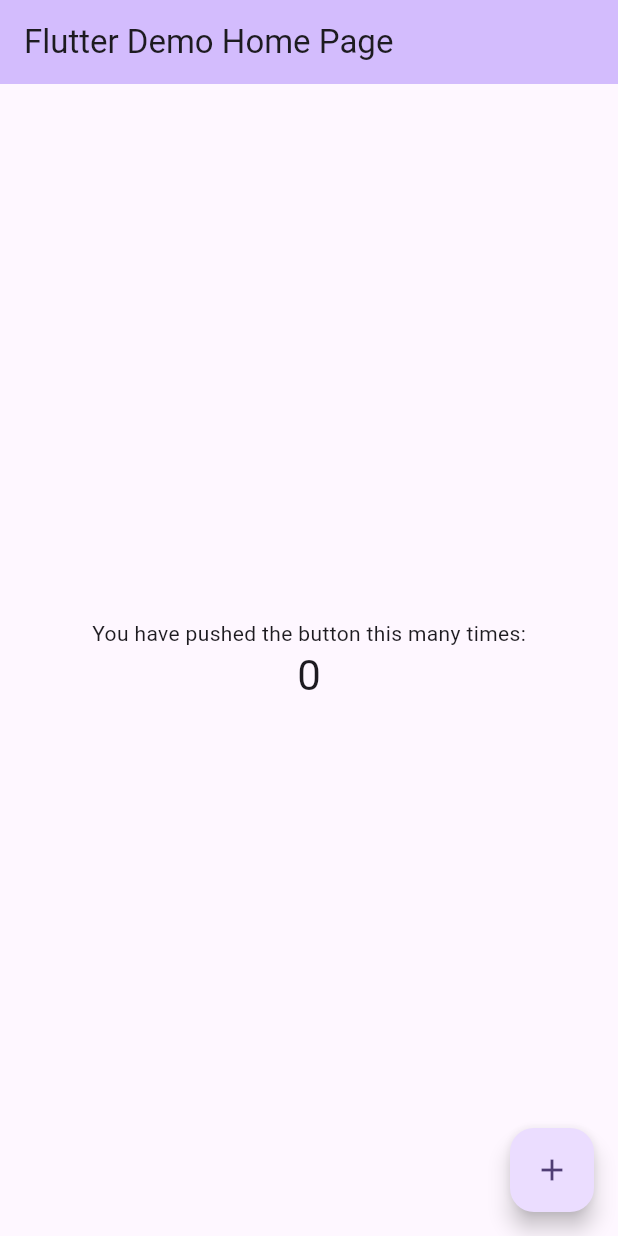
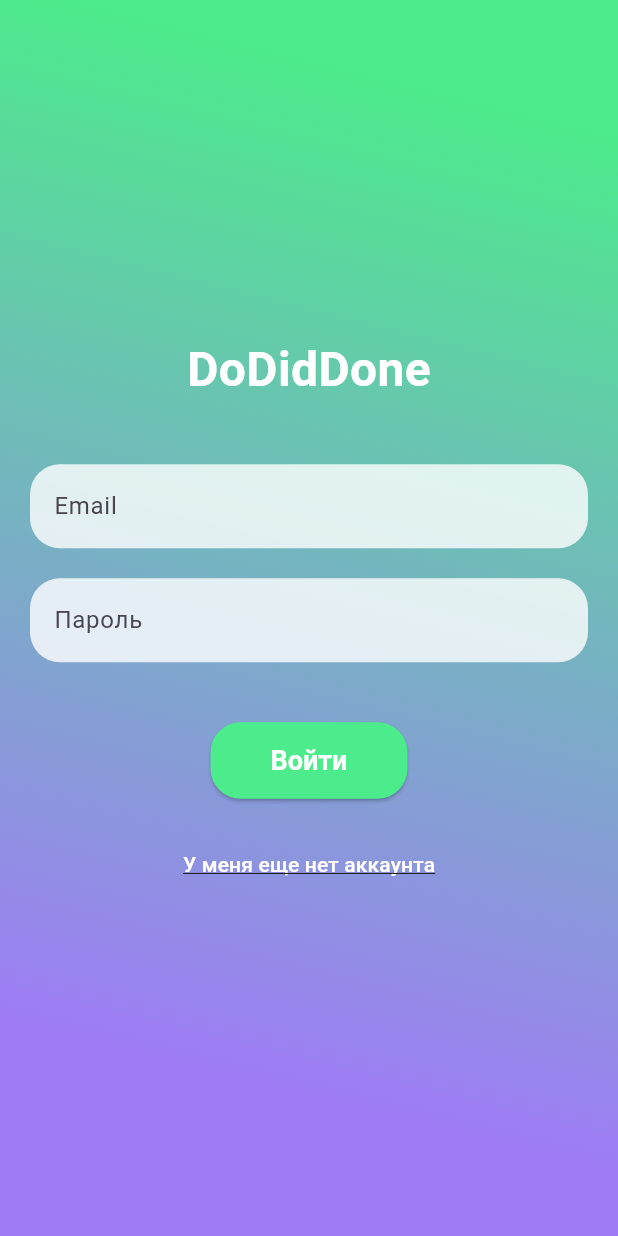
Before and after one commit to Leonid1771/zc_dodiddone, a Flutter app: the screen it shows after launch, on a phone screen of 412 x 824 dp. Run offline on Flutter 3.47's test engine with Material 3 defaults, Android fonts, the phone set to English and light mode, and no system bars.

Commit message:
login_page

```diff
--- a/lib/app/app.dart
+++ b/lib/app/app.dart
@@ -1,6 +1,6 @@
-
 import 'package:flutter/material.dart';
-import 'package:zc_dodiddone/pages/my_home_page.dart';
+import 'package:zc_dodiddone/pages/login_page.dart';
+import 'package:zc_dodiddone/theme/theme.dart';
 
 class MyApp extends StatelessWidget {
   const MyApp({super.key});
@@ -9,11 +9,8 @@ class MyApp extends StatelessWidget {
   Widget build(BuildContext context) {
     return MaterialApp(
       title: 'Flutter Demo',
-      theme: ThemeData(
-        colorScheme: ColorScheme.fromSeed(seedColor: Colors.deepPurple),
-        useMaterial3: true,
-      ),
-      home: const MyHomePage(title: 'Flutter Demo Home Page'),
+      theme: DoDidDoneTheme.lightTheme,
+      home: const LoginPage(),
     );
   }
 }
--- /dev/null
+++ b/lib/pages/login_page.dart
@@ -0,0 +1,127 @@
+import 'package:flutter/material.dart';
+import 'package:zc_dodiddone/theme/theme.dart';
+
+class LoginPage extends StatefulWidget {
+  const LoginPage({Key? key}) : super(key: key);
+
+  @override
+  State<LoginPage> createState() => _LoginPageState();
+}
+
+class _LoginPageState extends State<LoginPage> {
+  bool _isSignIn = true; // Флаг, определяющий режим: true - вход, false - регистрация
+
+  @override
+  Widget build(BuildContext context) {
+    final primaryColor = DoDidDoneTheme.lightTheme.colorScheme.primary;
+    final secondaryColor = DoDidDoneTheme.lightTheme.colorScheme.secondary;
+
+    return Scaffold(
+      body: Container(
+        decoration: BoxDecoration(
+          gradient: LinearGradient(
+            begin: Alignment.topRight,
+            end: Alignment.bottomCenter,
+            colors: _isSignIn
+                ? [secondaryColor, primaryColor] // Градиент от secondary к primary для входа
+                : [primaryColor, secondaryColor], // Градиент от primary к secondary для регистрации
+            stops: const [0.1, 0.9], // Основной цвет занимает 90% пространства
+          ),
+        ),
+        child: Padding(
+          padding: const EdgeInsets.all(20.0),
+          child: Column(
+            mainAxisAlignment: MainAxisAlignment.center,
+            children: [
+              const Text(
+                'DoDidDone',
+                style: TextStyle(
+                  fontSize: 32,
+                  fontWeight: FontWeight.bold,
+                  color: Colors.white,
+                ),
+              ),
+              const SizedBox(height: 40),
+              TextField(
+                decoration: InputDecoration(
+                  hintText: 'Email',
+                  filled: true,
+                  fillColor: Colors.white.withOpacity(0.8),
+                  border: OutlineInputBorder(
+                    borderRadius: BorderRadius.circular(20),
+                    borderSide: BorderSide.none,
+                  ),
+                ),
+              ),
+              const SizedBox(height: 20),
+              TextField(
+                obscureText: true, // Скрывает текст для пароля
+                decoration: InputDecoration(
+                  hintText: 'Пароль',
+                  filled: true,
+                  fillColor: Colors.white.withOpacity(0.8),
+                  border: OutlineInputBorder(
+                    borderRadius: BorderRadius.circular(20),
+                    borderSide: BorderSide.none,
+                  ),
+                ),
+              ),
+              if (!_isSignIn) // Показываем поле "Повторить пароль" только при регистрации
+                const SizedBox(height: 20),
+              if (!_isSignIn) // Показываем поле "Повторить пароль" только при регистрации
+                TextField(
+                  obscureText: true, // Скрывает текст для пароля
+                  decoration: InputDecoration(
+                    hintText: 'Повторить пароль',
+                    filled: true,
+                    fillColor: Colors.white.withOpacity(0.8),
+                    border: OutlineInputBorder(
+                      borderRadius: BorderRadius.circular(20),
+                      borderSide: BorderSide.none,
+                    ),
+                  ),
+                ),
+              const SizedBox(height: 40),
+              ElevatedButton(
+                onPressed: () {
+                  // Обработка логики входа/регистрации
+                },
+                style: ElevatedButton.styleFrom(
+                  backgroundColor: _isSignIn ? secondaryColor : primaryColor,
+                  padding: const EdgeInsets.symmetric(horizontal: 40, vertical: 15),
+                  textStyle: const TextStyle(
+                    fontSize: 18,
+                    fontWeight: FontWeight.bold,
+                    color: Colors.white, // Цвет текста белый
+                  ),
+                  shape: RoundedRectangleBorder(
+                    borderRadius: BorderRadius.circular(20),
+                  ),
+                ),
+                child: Text(_isSignIn ? 'Войти' : 'Зарегистрироваться'),
+              ),
+
+              const SizedBox(height: 20),
+              TextButton(
+                onPressed: () {
+                  setState(() {
+                    _isSignIn = !_isSignIn; // Переключение режима
+                  });
+                },
+                child: Text(
+                  _isSignIn
+                      ? 'У меня еще нет аккаунта'
+                      : 'Вернуться на страницу входа',
+                  style: const TextStyle(
+                    color: Colors.white,
+                    decoration: TextDecoration.underline,
+                  ),
+                ),
+              ),
+            ],
+          ),
+        ),
+      ),
+    );
+  }
+}
--- a/lib/pages/my_home_page.dart
+++ /dev/null
@@ -1,48 +0,0 @@
-import 'package:flutter/material.dart';
-
-class MyHomePage extends StatefulWidget {
-  const MyHomePage({super.key, required this.title});
-  final String title;
-
-  @override
-  State<MyHomePage> createState() => _MyHomePageState();
-}
-
-class _MyHomePageState extends State<MyHomePage> {
-  int _counter = 0;
-
-  void _incrementCounter() {
-    setState(() {
-      _counter++;
-    });
-  }
-
-  @override
-  Widget build(BuildContext context) {
-    return Scaffold(
-      appBar: AppBar(
-        backgroundColor: Theme.of(context).colorScheme.inversePrimary,
-        title: Text(widget.title),
-      ),
-      body: Center(
-        child: Column(
-          mainAxisAlignment: MainAxisAlignment.center,
-          children: <Widget>[
-            const Text(
-              'You have pushed the button this many times:',
-            ),
-            Text(
-              '$_counter',
-              style: Theme.of(context).textTheme.headlineMedium,
-            ),
-          ],
-        ),
-      ),
-      floatingActionButton: FloatingActionButton(
-        onPressed: _incrementCounter,
-        tooltip: 'Increment',
-        child: const Icon(Icons.add),
-      ),
-    );
-  }
-}
--- /dev/null
+++ b/lib/theme/theme.dart
@@ -0,0 +1,22 @@
+import 'package:flutter/material.dart';
+
+class DoDidDoneTheme {
+  static ThemeData lightTheme = ThemeData(
+    colorScheme: ColorScheme.fromSeed(
+      seedColor: const Color(0xFF9f7bf6), // Primary color
+      brightness: Brightness.light,
+      primary: const Color(0xFF9F7BF6),  // Primary color
+      secondary: const Color(0xFF4ceb8b),  // Secondary color
+    ),
+    useMaterial3: true,
+    // Добавляем стиль для кнопок
+    elevatedButtonTheme: ElevatedButtonThemeData(
+      style: ButtonStyle(
+        foregroundColor: MaterialStateProperty.all<Color>(Colors.white), // Цвет текста кнопки,
+        textStyle: MaterialStateProperty.all<TextStyle>(
+          const TextStyle(color: Colors.white), // Текст кнопок белый
+        ),
+      ),
+    ),
+  );
+}
```
